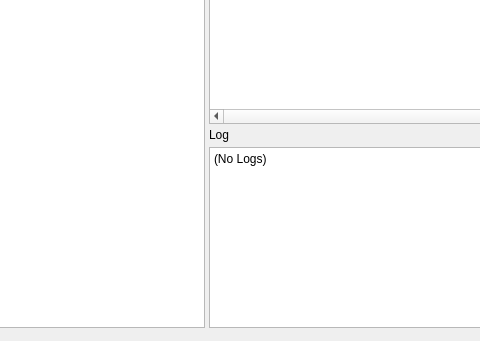
The window that IndeedGUI/IndeedGUI.ui (RileyCodes/IndeedJobAnalyzer) describes before a commit, drawn with Qt 5; both pictures show x 243 to 723 and y 119 to 460 of the 900 by 460 pixel window.
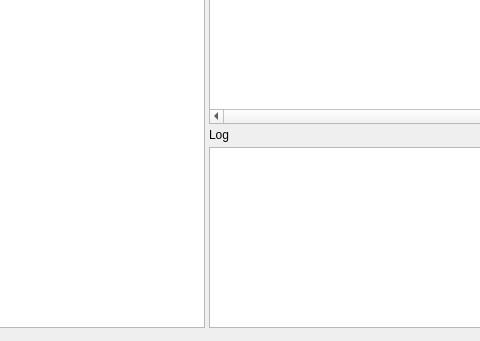
The same window after the commit.

Diff of the .ui file:
```diff
--- a/IndeedGUI/IndeedGUI.ui
+++ b/IndeedGUI/IndeedGUI.ui
@@ -147,7 +147,7 @@
          <item>
           <widget class="QPlainTextEdit" name="plainTextEdit">
            <property name="plainText">
-            <string>(No Logs)</string>
+            <string/>
            </property>
           </widget>
          </item>
```
Left out of the diff: 2 changed lines with no effect on the pictures.
